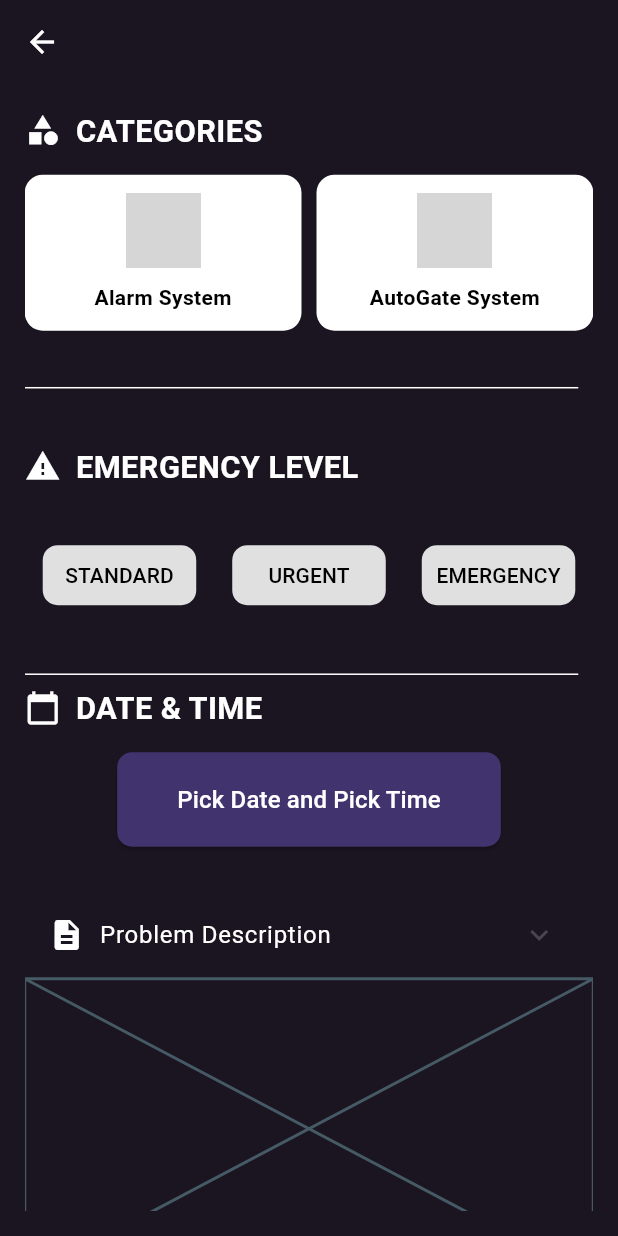
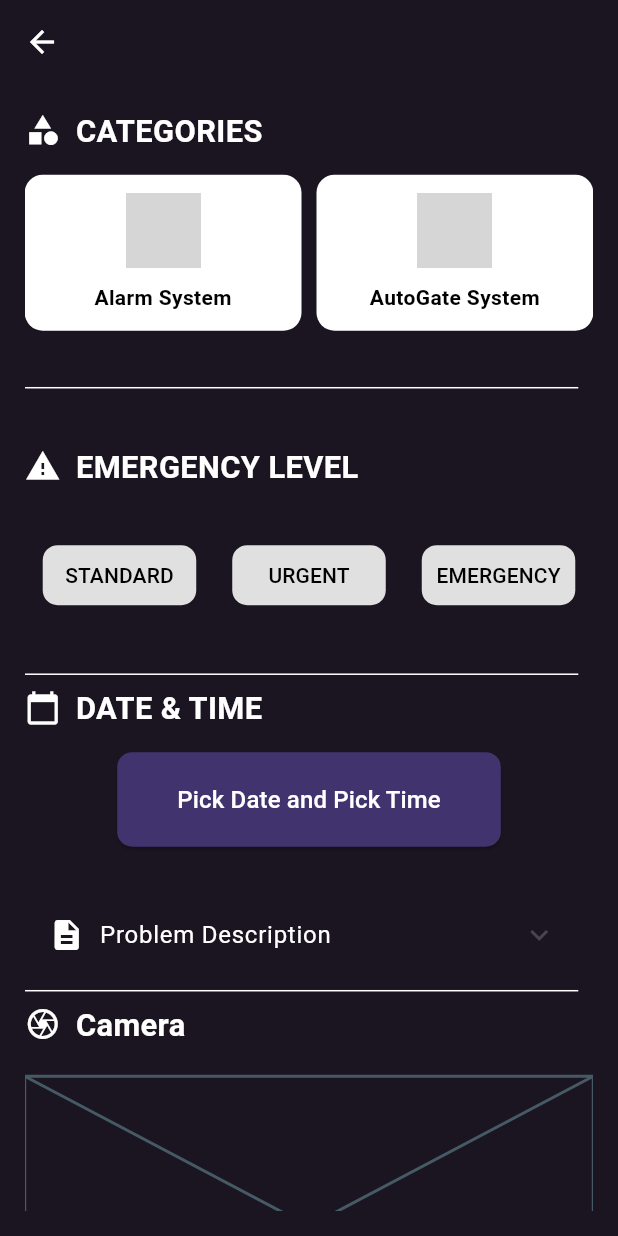
Before and after one commit to ChokJianHong/CustomerApp, a Flutter app: the RequisitionForm screen opened directly with empty values, on a phone screen of 412 x 824 dp. Run offline on Flutter 3.47's test engine with Material 3 defaults, Android fonts, the phone set to English and light mode, and no system bars; our stand-ins replace auto_size_text, camera, email_validator, flutter_secure_storage, geolocator, google_maps_flutter and 2 more; missing offline and left inert: google_maps_webservice; accounts and stored records are empty; grey boxes are pictures that could not be loaded.

Commit message:
Update Requisition.dart

```diff
--- a/customer_app/lib/pages/Requisition.dart
+++ b/customer_app/lib/pages/Requisition.dart
@@ -266,6 +266,12 @@ class _RequisitionFormState extends State<RequisitionForm> {
                 const SizedBox(height: 30),
                 CustomExpansionTile("Problem Description", Icons.description,
                     _buildDescriptionField()),
+                const ADivider(),
+                SectionTitle(
+                    title: 'Camera', icon: Icons.camera_outlined, size: size),
+                const SizedBox(
+                  height: 20,
+                ),
                 Column(
                   children: [
                     _image != null
@@ -307,6 +313,7 @@ class _RequisitionFormState extends State<RequisitionForm> {
                     'LOCATION', Icons.location_on, _buildLocationButton()),
                 const SizedBox(height: 40),
                 MyButton(
+                  backgroundColor: AppColors.secondary,
                   text: 'Continue',
                   onTap: () => _handleContinue(),
                 ),
```
